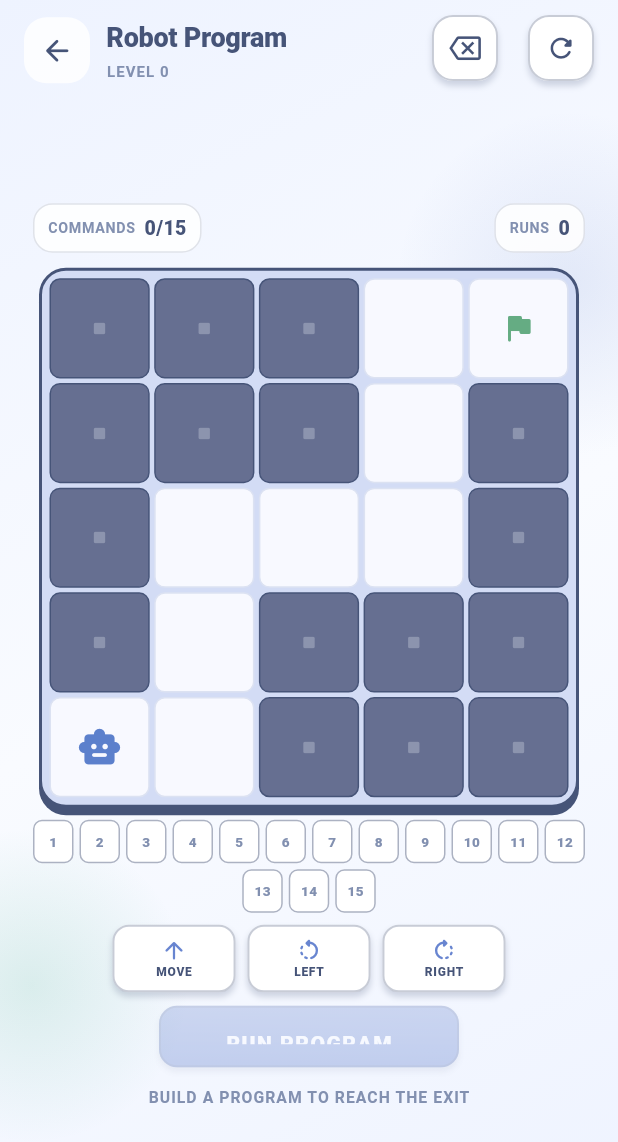
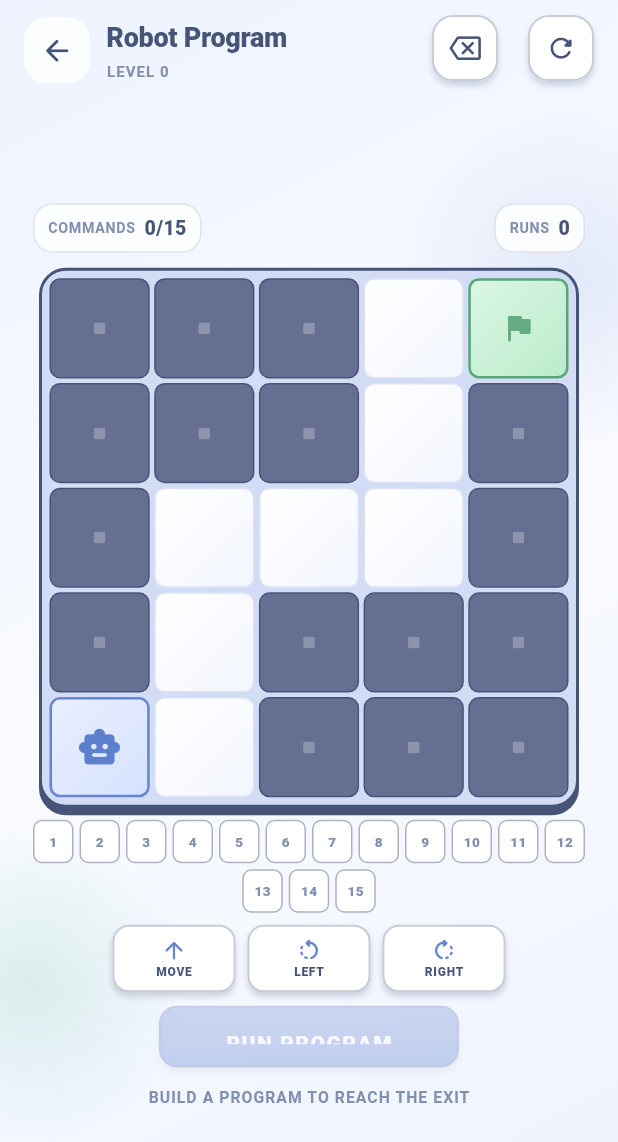
Before and after one commit to nurgeldiserikbay/flooria, a Flutter app: the RobotProgramPage screen opened directly with empty values, on a phone screen of 412 x 824 dp. Shown: the top 1142 px of the screen. Run offline on Flutter 3.47's test engine with Material 3 defaults, Android fonts, the phone set to English and light mode, and no system bars; our stand-ins replace flutter_svg, shared_preferences; accounts and stored records are empty.

Commit message:
Flooria Wave 13: accessible Robot Program board and command feedback (#107)
* feat: give Robot Program board and command slots accessible responsive feedback

* test: cover Robot Program cell semantics, command feedback, phone viewports and reduced motion

```diff
--- a/lib/games/robot_program/robot_program_page.dart
+++ b/lib/games/robot_program/robot_program_page.dart
@@ -36,7 +36,10 @@
   }
 
   void _add(RobotCommand command) {
-    if (!_engine.add(command)) return;
+    if (!_engine.add(command)) {
+      setState(() => _message = 'PROGRAM FULL · UNDO A COMMAND');
+      return;
+    }
     setState(() => _message = 'COMMAND ADDED');
     HapticFeedback.selectionClick();
   }
@@ -59,7 +62,9 @@
   }
 
   @override
-  Widget build(BuildContext context) => GameScaffold(
+  Widget build(BuildContext context) {
+    final reduceMotion = MediaQuery.maybeOf(context)?.disableAnimations ?? false;
+    return GameScaffold(
     palette: _palette, title: 'Robot Program', level: level,
     actions: [
       ChunkyIconButton(icon: Icons.backspace_outlined, tooltip: 'Undo command',
@@ -92,10 +97,39 @@
               itemBuilder: (context, cell) {
                 final wall = _engine.walls.contains(cell);
                 final isRobot = cell == _engine.robot;
-                return AnimatedContainer(duration: const Duration(milliseconds: 140),
-                  decoration: BoxDecoration(color: wall ? const Color(0xFF666F91)
-                    : const Color(0xFFF8F9FF), borderRadius: BorderRadius.circular(7),
-                    border: Border.all(color: wall ? _palette.edge : const Color(0xFFDCE2F2))),
+                final isGoal = cell == _engine.goal;
+                final row = cell ~/ RobotProgramEngine.side + 1;
+                final column = cell % RobotProgramEngine.side + 1;
+                final description = [
+                  'Row $row, column $column',
+                  if (wall) 'wall' else 'open path',
+                  if (cell == _engine.start) 'start',
+                  if (isGoal) 'exit',
+                  if (isRobot) 'robot facing ${const ['north', 'east', 'south', 'west'][_engine.heading]}',
+                ].join(', ');
+                return Semantics(
+                  key: ValueKey('robot-cell-$cell'),
+                  label: description,
+                  child: AnimatedContainer(
+                  duration: reduceMotion ? Duration.zero : const Duration(milliseconds: 170),
+                  curve: Curves.easeOutCubic,
+                  decoration: BoxDecoration(
+                    gradient: wall ? null : LinearGradient(
+                      begin: Alignment.topLeft, end: Alignment.bottomRight,
+                      colors: isGoal
+                        ? const [Color(0xFFDBF8E3), Color(0xFFBAEACB)]
+                        : isRobot
+                        ? const [Color(0xFFEBEFFF), Color(0xFFD4E2FF)]
+                        : const [Color(0xFFFFFFFF), Color(0xFFF3F6FF)],
+                    ),
+                    color: wall ? const Color(0xFF666F91) : null,
+                    borderRadius: BorderRadius.circular(7),
+                    border: Border.all(
+                      color: isGoal ? const Color(0xFF53A875)
+                        : isRobot ? _palette.accent
+                        : wall ? _palette.edge : const Color(0xFFDCE2F2),
+                      width: isRobot || isGoal ? 1.7 : 1,
+                    )),
                   child: Center(child: isRobot
                     ? Transform.rotate(angle: _engine.heading * pi / 2,
                         child: Icon(Icons.smart_toy_rounded, size: side / 12,
@@ -104,7 +138,7 @@
                     : cell == _engine.start ? const Icon(Icons.play_arrow_rounded,
                         size: 18, color: Color(0xFF69A88B))
                     : wall ? const Icon(Icons.square_rounded, size: 10, color: Color(0xFF8C94AE)) : null),
-                );
+                ));
               },
             )),
           const SizedBox(height: 8),
@@ -112,7 +146,12 @@
             child: Wrap(alignment: WrapAlignment.center, spacing: 4, runSpacing: 4,
               children: [
                 for (var i = 0; i < _engine.commandLimit; i++)
-                  Container(width: 27, height: 29,
+                  Semantics(
+                    key: ValueKey('robot-program-slot-$i'),
+                    label: 'Command ${i + 1}: ${i < _engine.program.length ? _commandName(_engine.program[i]) : 'empty'}',
+                    child: AnimatedContainer(
+                    duration: reduceMotion ? Duration.zero : const Duration(milliseconds: 160),
+                    width: 27, height: 29,
                     decoration: BoxDecoration(color: i < _engine.program.length
                       ? const Color(0xFFE5EBFC) : Colors.white,
                       borderRadius: BorderRadius.circular(6),
@@ -120,7 +159,7 @@
                     child: Center(child: i < _engine.program.length
                       ? Icon(_commandIcon(_engine.program[i]), size: 16, color: _palette.ink)
                       : Text('${i + 1}', style: TextStyle(color: _palette.muted, fontSize: 9,
-                          fontWeight: FontWeight.w800)))),
+                          fontWeight: FontWeight.w800))))),
               ],
             )),
           const SizedBox(height: 8),
@@ -152,7 +191,14 @@
         ]));
     }),
   );
+  }
 }
+
+String _commandName(RobotCommand command) => switch (command) {
+  RobotCommand.forward => 'move forward',
+  RobotCommand.turnLeft => 'turn left',
+  RobotCommand.turnRight => 'turn right',
+};
 
 IconData _commandIcon(RobotCommand command) => switch (command) {
   RobotCommand.forward => Icons.arrow_upward_rounded,
```
Also changed, not shown: 1 other file.
